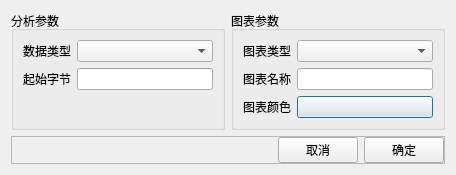
First picture: the form in src/pages/page/charts/xyserial/SAKXYSerialEditDialog.ui, repository x-tools-author/x-tools, before the edit.
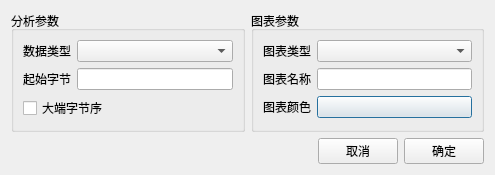
Second picture: the form after the edit.

The edit to the form file:
```diff
--- a/src/pages/page/charts/xyserial/SAKXYSerialEditDialog.ui
+++ b/src/pages/page/charts/xyserial/SAKXYSerialEditDialog.ui
@@ -6,8 +6,8 @@
    <rect>
     <x>0</x>
     <y>0</y>
-    <width>456</width>
-    <height>156</height>
+    <width>495</width>
+    <height>154</height>
    </rect>
   </property>
   <property name="windowTitle">
@@ -26,6 +26,16 @@
       <string>分析参数</string>
      </property>
      <layout class="QGridLayout" name="gridLayout_2">
+      <item row="0" column="0">
+       <widget class="QLabel" name="label">
+        <property name="text">
+         <string>数据类型</string>
+        </property>
+       </widget>
+      </item>
+      <item row="0" column="1">
+       <widget class="QComboBox" name="dataTypeComboBox"/>
+      </item>
       <item row="1" column="0">
        <widget class="QLabel" name="label_2">
         <property name="text">
@@ -33,9 +43,6 @@
         </property>
        </widget>
       </item>
-      <item row="0" column="1">
-       <widget class="QComboBox" name="dataTypeComboBox"/>
-      </item>
       <item row="1" column="1">
        <widget class="QLineEdit" name="startByteLineEdit">
         <property name="text">
@@ -43,26 +50,13 @@
         </property>
        </widget>
       </item>
-      <item row="0" column="0">
-       <widget class="QLabel" name="label">
+      <item row="2" column="0" colspan="2">
+       <widget class="QCheckBox" name="bigEndianCheckBox">
         <property name="text">
-         <string>数据类型</string>
+         <string>大端字节序</string>
         </property>
        </widget>
       </item>
-      <item row="2" column="0">
-       <spacer name="verticalSpacer">
-        <property name="orientation">
-         <enum>Qt::Vertical</enum>
-        </property>
-        <property name="sizeHint" stdset="0">
-         <size>
-          <width>20</width>
-          <height>40</height>
-         </size>
-        </property>
-       </spacer>
-      </item>
      </layout>
     </widget>
    </item>
@@ -127,6 +121,11 @@
        <verstretch>0</verstretch>
       </sizepolicy>
      </property>
+     <property name="styleSheet">
+      <string notr="true">QFrame {
+	border: none
+}</string>
+     </property>
      <property name="frameShape">
       <enum>QFrame::StyledPanel</enum>
      </property>
```
